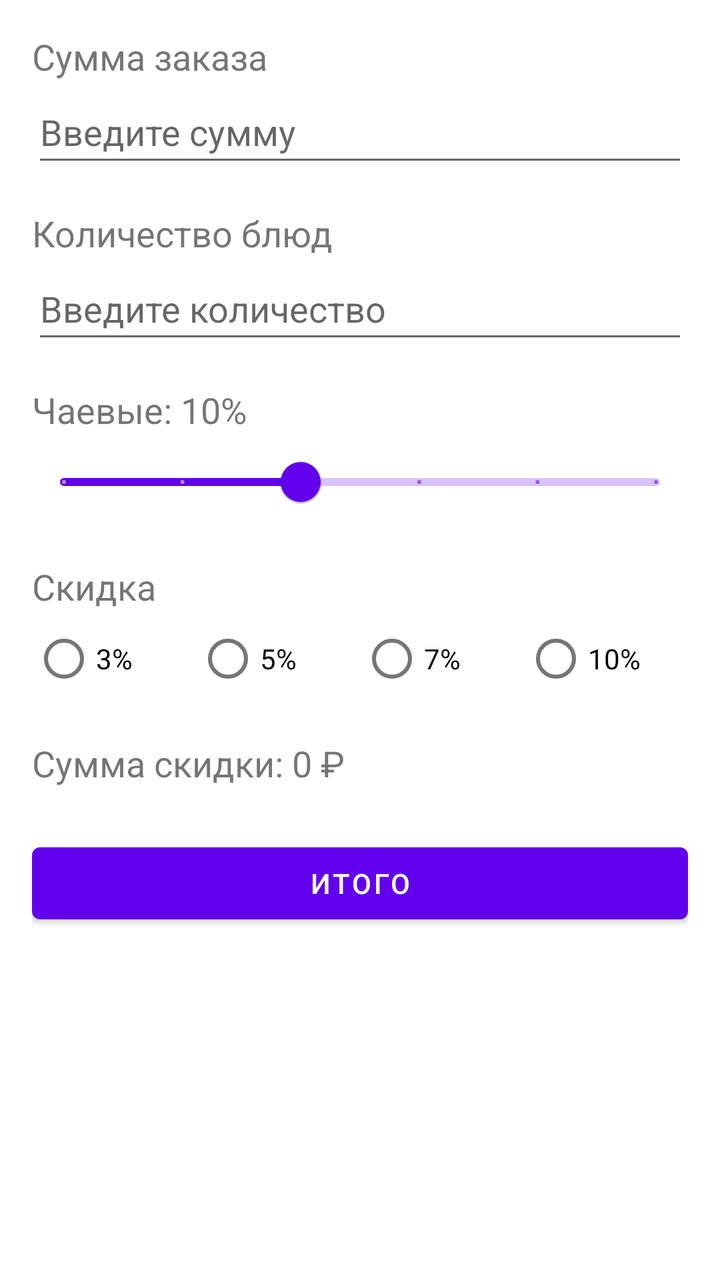
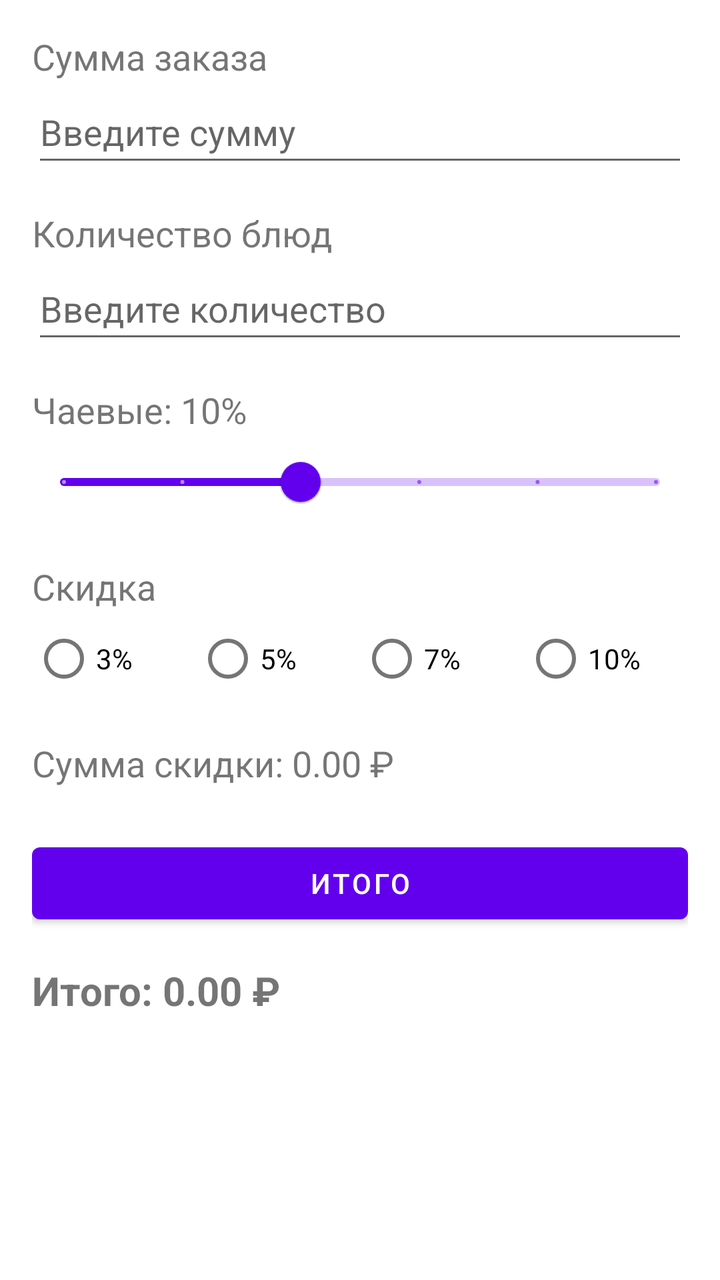

Compare the two renders of this Android layout. The source of the first and the diff that turns it into the second are given below.
<!-- AndroidManifest.xml: activity theme Theme.TipCalc -->
<!-- res/layout/activity_main.xml -->
<?xml version="1.0" encoding="utf-8"?>
<ScrollView xmlns:android="http://schemas.android.com/apk/res/android"
    xmlns:tools="http://schemas.android.com/tools"
    android:layout_width="match_parent"
    android:layout_height="match_parent"
    tools:context=".MainActivity">

    <LinearLayout
        android:layout_width="match_parent"
        android:layout_height="wrap_content"
        android:orientation="vertical"
        android:padding="16dp">

        <TextView
            android:id="@+id/tvOrderAmount"
            android:layout_width="wrap_content"
            android:layout_height="wrap_content"
            android:text="@string/order_amount"
            android:textSize="18sp" />

        <EditText
            android:id="@+id/etOrderAmount"
            android:layout_width="match_parent"
            android:layout_height="wrap_content"
            android:hint="@string/enter_amount"
            android:inputType="numberDecimal"
            android:minHeight="48dp"
            android:autofillHints="" />

        <TextView
            android:id="@+id/tvDishesCount"
            android:layout_width="wrap_content"
            android:layout_height="wrap_content"
            android:layout_marginTop="16dp"
            android:text="@string/dishes_count"
            android:textSize="18sp" />

        <EditText
            android:id="@+id/etDishesCount"
            android:layout_width="match_parent"
            android:layout_height="wrap_content"
            android:hint="@string/enter_dishes_count"
            android:inputType="number"
            android:minHeight="48dp"
            android:autofillHints="" />

        <TextView
            android:id="@+id/tvTipPercent"
            android:layout_width="wrap_content"
            android:layout_height="wrap_content"
            android:layout_marginTop="16dp"
            android:text="@string/tip_percent_default"
            android:textSize="18sp" />

        <com.google.android.material.slider.Slider
            android:id="@+id/sliderTip"
            android:layout_width="match_parent"
            android:layout_height="wrap_content"
            android:valueFrom="0"
            android:valueTo="25"
            android:stepSize="5"
            android:value="10" />

        <TextView
            android:id="@+id/tvDiscountLabel"
            android:layout_width="wrap_content"
            android:layout_height="wrap_content"
            android:layout_marginTop="16dp"
            android:text="@string/discount_label"
            android:textSize="18sp" />

        <RadioGroup
            android:id="@+id/rgDiscount"
            android:layout_width="match_parent"
            android:layout_height="wrap_content"
            android:orientation="horizontal">

            <RadioButton
                android:id="@+id/rbDiscount3"
                android:layout_width="0dp"
                android:layout_height="wrap_content"
                android:layout_weight="1"
                android:text="@string/discount_3" />

            <RadioButton
                android:id="@+id/rbDiscount5"
                android:layout_width="0dp"
                android:layout_height="wrap_content"
                android:layout_weight="1"
                android:text="@string/discount_5" />

            <RadioButton
                android:id="@+id/rbDiscount7"
                android:layout_width="0dp"
                android:layout_height="wrap_content"
                android:layout_weight="1"
                android:text="@string/discount_7" />

            <RadioButton
                android:id="@+id/rbDiscount10"
                android:layout_width="0dp"
                android:layout_height="wrap_content"
                android:layout_weight="1"
                android:text="@string/discount_10" />
        </RadioGroup>

        <TextView
            android:id="@+id/tvDiscountAmount"
            android:layout_width="wrap_content"
            android:layout_height="wrap_content"
            android:layout_marginTop="16dp"
            android:text="@string/discount_amount_default"
            android:textSize="18sp" />

        <Button
            android:id="@+id/btnTotal"
            android:layout_width="match_parent"
            android:layout_height="wrap_content"
            android:layout_marginTop="24dp"
            android:text="@string/btn_total" />

    </LinearLayout>
</ScrollView>
<!-- resources referenced by this layout -->
<resources>
  <string name="btn_total">Итого</string>
  <string name="discount_10">10%</string>
  <string name="discount_3">3%</string>
  <string name="discount_5">5%</string>
  <string name="discount_7">7%</string>
  <string name="discount_amount_default">Сумма скидки: 0 ₽</string>
  <string name="discount_label">Скидка</string>
  <string name="dishes_count">Количество блюд</string>
  <string name="enter_amount">Введите сумму</string>
  <string name="enter_dishes_count">Введите количество</string>
  <string name="order_amount">Сумма заказа</string>
  <string name="tip_percent_default">Чаевые: 10%</string>
  <style name="Theme.TipCalc" parent="Theme.MaterialComponents.DayNight.NoActionBar" />
</resources>

<!-- the commit's change to res/layout/activity_main.xml (unified diff, before → after) -->
@@ -119,5 +119,14 @@
             android:layout_marginTop="24dp"
             android:text="@string/btn_total" />
 
+        <TextView
+            android:id="@+id/tvTotalResult"
+            android:layout_width="wrap_content"
+            android:layout_height="wrap_content"
+            android:layout_marginTop="16dp"
+            android:text="@string/total_amount_default"
+            android:textSize="20sp"
+            android:textStyle="bold" />
+
     </LinearLayout>
 </ScrollView>
<!-- resource entries referenced after the edit -->
@@ -5,13 +5,14 @@
   <string name="discount_3">3%</string>
   <string name="discount_5">5%</string>
   <string name="discount_7">7%</string>
-  <string name="discount_amount_default">Сумма скидки: 0 ₽</string>
+  <string name="discount_amount_default">Сумма скидки: 0.00 ₽</string>
   <string name="discount_label">Скидка</string>
   <string name="dishes_count">Количество блюд</string>
   <string name="enter_amount">Введите сумму</string>
   <string name="enter_dishes_count">Введите количество</string>
   <string name="order_amount">Сумма заказа</string>
   <string name="tip_percent_default">Чаевые: 10%</string>
+  <string name="total_amount_default">Итого: 0.00 ₽</string>
   <style name="Theme.TipCalc" parent="Theme.MaterialComponents.DayNight.NoActionBar" />
 </resources>
 
